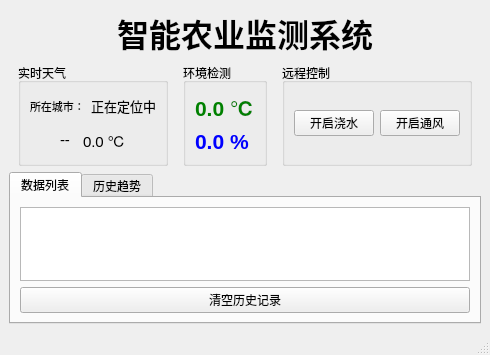
Qq-help/Qt-big-Lab, file mainwindow.ui: the form before one commit.
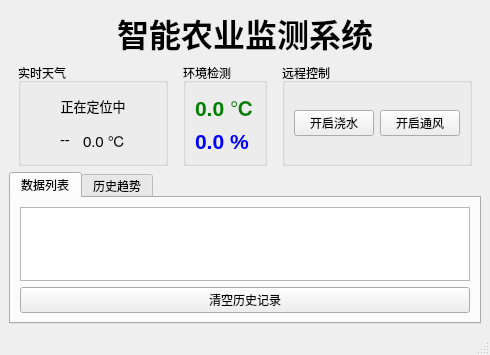
The form after the commit.

Patch:
```diff
--- a/mainwindow.ui
+++ b/mainwindow.ui
@@ -54,18 +54,6 @@
         <layout class="QVBoxLayout" name="verticalLayout">
          <item>
           <layout class="QHBoxLayout" name="horizontalLayout_3">
-           <item>
-            <widget class="QLabel" name="label">
-             <property name="font">
-              <font>
-               <pointsize>8</pointsize>
-              </font>
-             </property>
-             <property name="text">
-              <string>所在城市：</string>
-             </property>
-            </widget>
-           </item>
            <item>
             <widget class="QLabel" name="lblCity">
              <property name="font">
@@ -76,6 +64,9 @@
              <property name="text">
               <string>正在定位中</string>
              </property>
+             <property name="alignment">
+              <set>Qt::AlignmentFlag::AlignCenter</set>
+             </property>
             </widget>
            </item>
           </layout>
```
Left out of the diff: 3 changed lines with no effect on the pictures.
